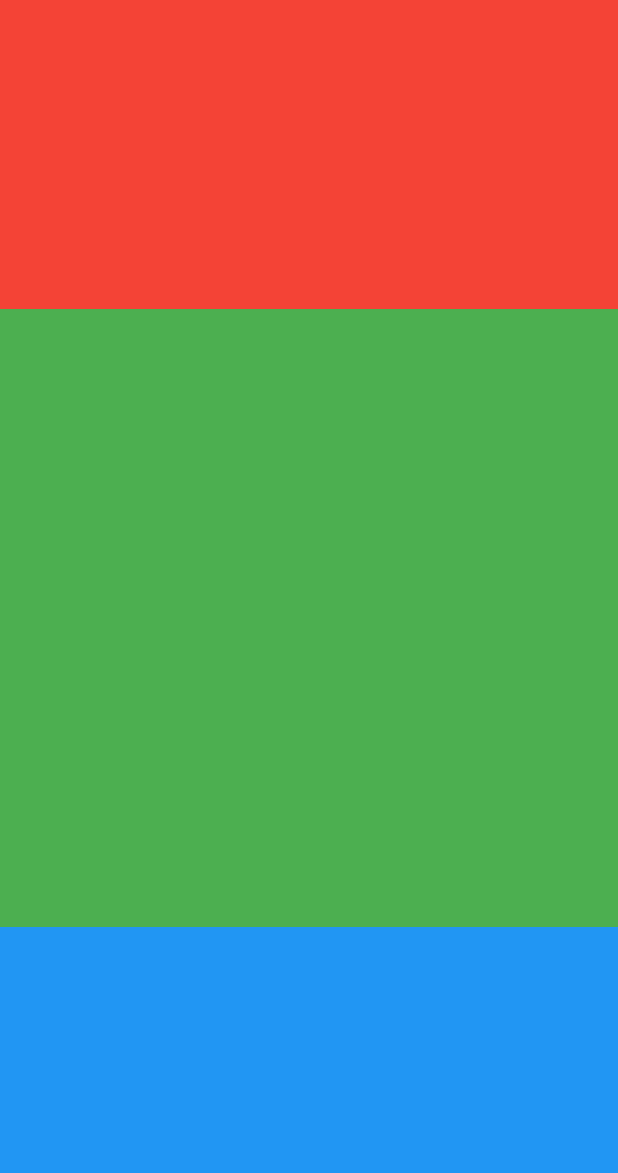
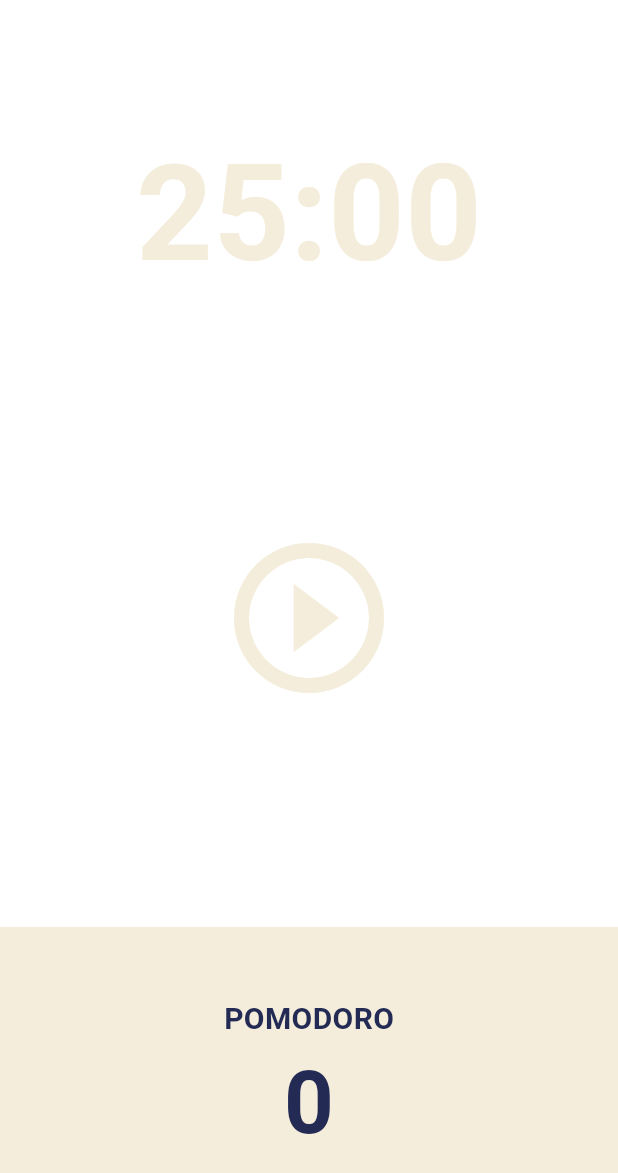
Before and after one commit to oysterjung/Pomodoro, a Flutter app: the screen it shows after launch, on a phone screen of 412 x 824 dp. Shown: the top 1173 px of the screen. Run offline on Flutter 3.47's test engine with Material 3 defaults, Android fonts, the phone set to English and light mode, and no system bars.

Commit message:
feat: UI생성
UI생성. onPressed는 아직 비어있음

```diff
--- a/lib/screens/home_screen.dart
+++ b/lib/screens/home_screen.dart
@@ -11,30 +11,68 @@ class _HomeScreenState extends State<HomeScreen> {
   @override
   Widget build(BuildContext context) {
     return Scaffold(
+      backgroundColor: Theme.of(context).scaffoldBackgroundColor,
       body: Column(
         children: [
           Flexible(
             flex: 1,
             child: Container(
-              decoration: const BoxDecoration(
-                color: Colors.red,
+              alignment: Alignment.bottomCenter,
+              child: Text(
+                '25:00',
+                style: TextStyle(
+                  color: Theme.of(context).cardColor,
+                  fontSize: 89,
+                  fontWeight: FontWeight.w600,
+                ),
               ),
             ),
           ),
           Flexible(
             flex: 2,
-            child: Container(
-              decoration: const BoxDecoration(
-                color: Colors.green,
+            child: Center(
+              child: IconButton(
+                color: Theme.of(context).cardColor,
+                iconSize: 120,
+                onPressed: () {},
+                icon: const Icon(Icons.play_circle_outline),
               ),
             ),
           ),
           Flexible(
             flex: 1,
-            child: Container(
-              decoration: const BoxDecoration(
-                color: Colors.blue,
-              ),
+            child: Row(
+              children: [
+                Expanded(
+                  child: Container(
+                    decoration:
+                        BoxDecoration(color: Theme.of(context).cardColor),
+                    child: Column(
+                      mainAxisAlignment: MainAxisAlignment.center,
+                      children: [
+                        Text(
+                          'POMODORO',
+                          style: TextStyle(
+                            fontSize: 20,
+                            fontWeight: FontWeight.w600,
+                            color:
+                                Theme.of(context).textTheme.displayLarge!.color,
+                          ),
+                        ),
+                        Text(
+                          '0',
+                          style: TextStyle(
+                            fontSize: 58,
+                            fontWeight: FontWeight.w600,
+                            color:
+                                Theme.of(context).textTheme.displayLarge!.color,
+                          ),
+                        ),
+                      ],
+                    ),
+                  ),
+                ),
+              ],
             ),
           ),
         ],
```
